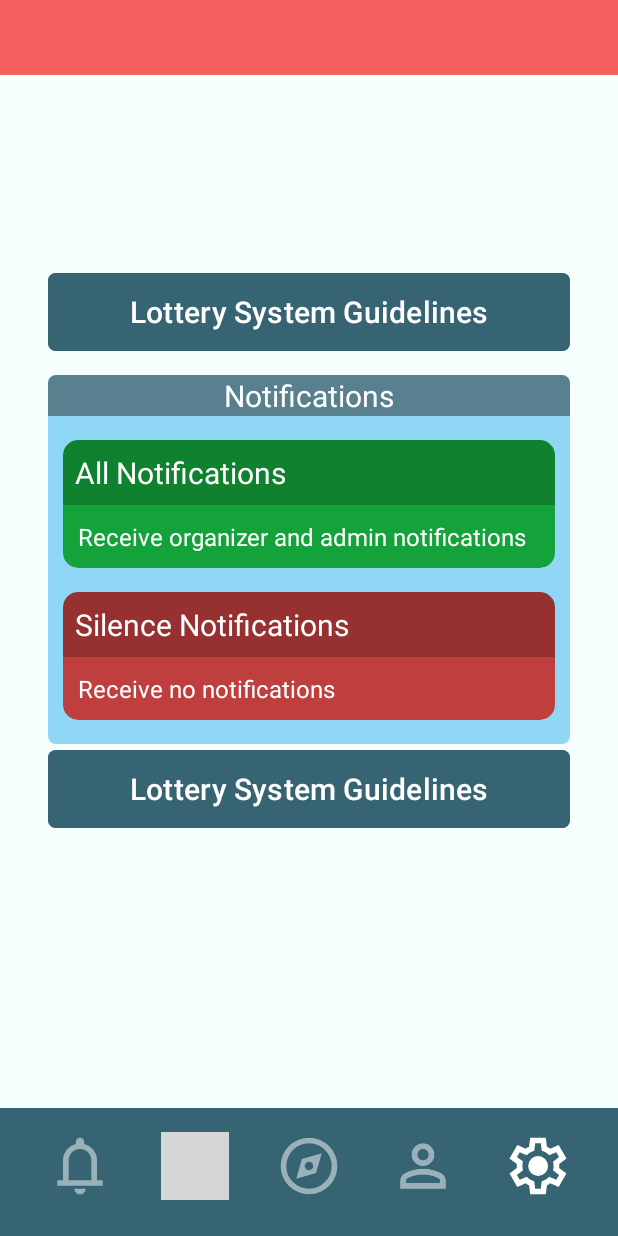
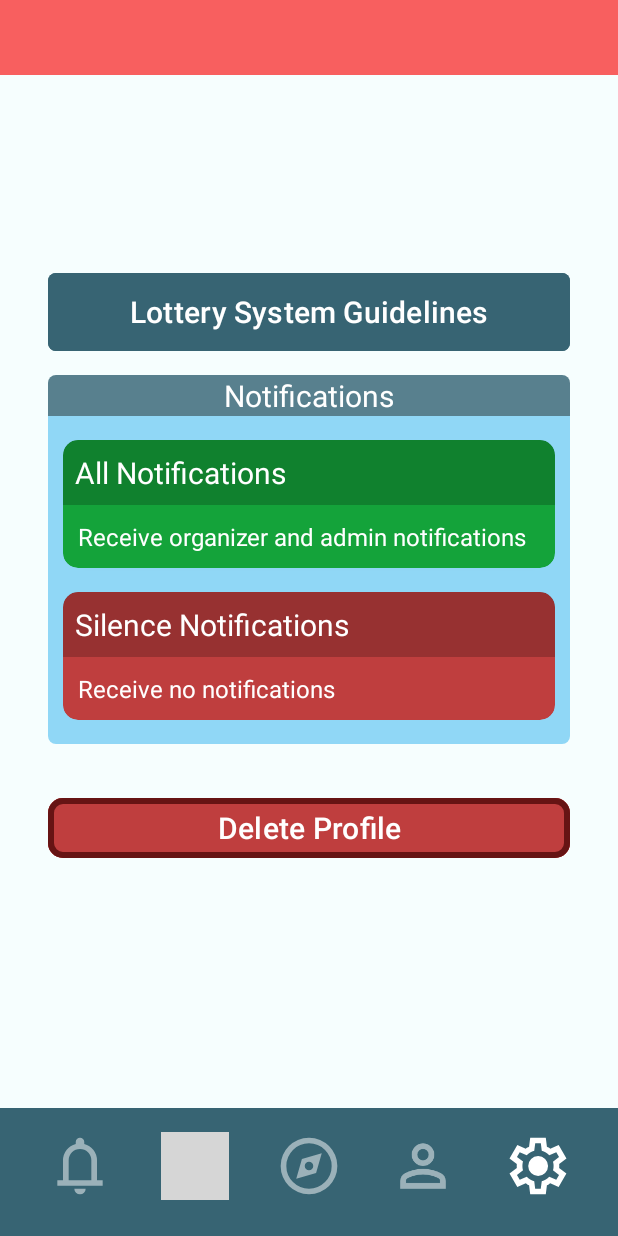
Before and after one commit to CMPUT301F25virtue1/virtue1-events, an Android app: the SettingsActivity screen opened directly, with no data from a screen before it, on a phone screen of 412 x 824 dp. Run offline under Robolectric (Android 15) with nearby library versions, the phone set to English and light mode, and no system bars; our stand-ins replace Firebase (no records; nobody signed in at launch, a user with empty details on screens opened directly); grey boxes are pictures that could not be loaded.

Commit message:
added delete profile functionality

```diff
--- a/app/src/main/java/com/example/linko/SettingsActivity.java
+++ b/app/src/main/java/com/example/linko/SettingsActivity.java
@@ -2,7 +2,11 @@ package com.example.linko;
 
 import static com.example.linko.NavigationBarHandler.navigationListener;
 
+import android.content.Intent;
 import android.os.Bundle;
+import android.provider.Settings;
+import android.service.autofill.UserData;
+import android.widget.Button;
 
 import androidx.activity.EdgeToEdge;
 import androidx.appcompat.app.AppCompatActivity;
@@ -11,12 +15,19 @@ import androidx.core.view.ViewCompat;
 import androidx.core.view.WindowInsetsCompat;
 
 public class SettingsActivity extends AppCompatActivity {
-
     @Override
     protected void onCreate(Bundle savedInstanceState) {
         super.onCreate(savedInstanceState);
         setContentView(R.layout.activity_settings);
 
+        String userId = Settings.Secure.getString(getContentResolver(), Settings.Secure.ANDROID_ID);
+        Button deleteProfile = findViewById(R.id.button_delete_profile);
+
+        UserDatabaseHandler db = new UserDatabaseHandler();
+        deleteProfile.setOnClickListener(v -> {
+            db.deleteCurrentUser(this, () -> startActivity(new Intent(SettingsActivity.this, MainActivity.class)));
+        });
+
         navigationListener(this);
 
     }
--- a/app/src/main/res/layout/activity_settings.xml
+++ b/app/src/main/res/layout/activity_settings.xml
@@ -48,18 +48,21 @@
 
 
     <Button
-        android:id="@+id/button2"
+        android:id="@+id/button_delete_profile"
         android:layout_width="0dp"
-        android:layout_height="60dp"
+        android:layout_height="wrap_content"
         android:layout_marginStart="32dp"
+        android:layout_marginTop="32dp"
         android:layout_marginEnd="32dp"
-        android:backgroundTint="@color/darkerTeal"
-        android:text="Lottery System Guidelines"
+        android:backgroundTint="@color/darkRed"
+        android:text="Delete Profile"
         android:textSize="20sp"
-        app:cornerRadius="5dp"
+        app:cornerRadius="10dp"
         app:layout_constraintEnd_toEndOf="parent"
         app:layout_constraintStart_toStartOf="parent"
-        app:layout_constraintTop_toBottomOf="@+id/linearLayout" />
+        app:layout_constraintTop_toBottomOf="@+id/linearLayout"
+        app:strokeColor="@color/darkestRed"
+        app:strokeWidth="4dp" />
 
     <LinearLayout
         android:id="@+id/linearLayout"
--- a/app/src/main/res/values/colors.xml
+++ b/app/src/main/res/values/colors.xml
@@ -9,4 +9,5 @@
     <color name="red">#F85F5F</color>
     <color name="green">#14A33A</color>
     <color name="darkRed">#BF3E3E</color>
+    <color name ="darkestRed">#661414</color>
 </resources>
```
Also changed, not shown: app/src/main/java/com/example/linko/UserDatabaseHandler.java (+16 -0 lines).
